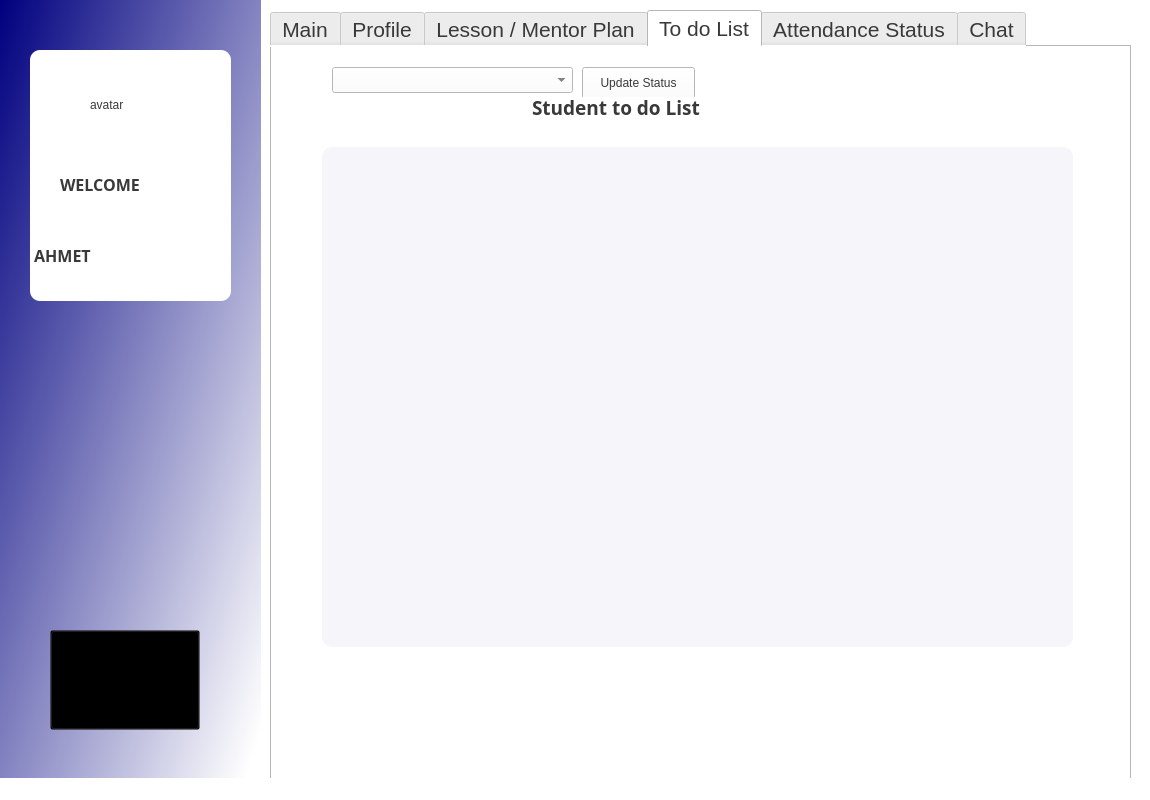
Before: the Qt Designer form Student_UI/Student_Ui.ui in Melike17/school_update, drawn with Qt 5.
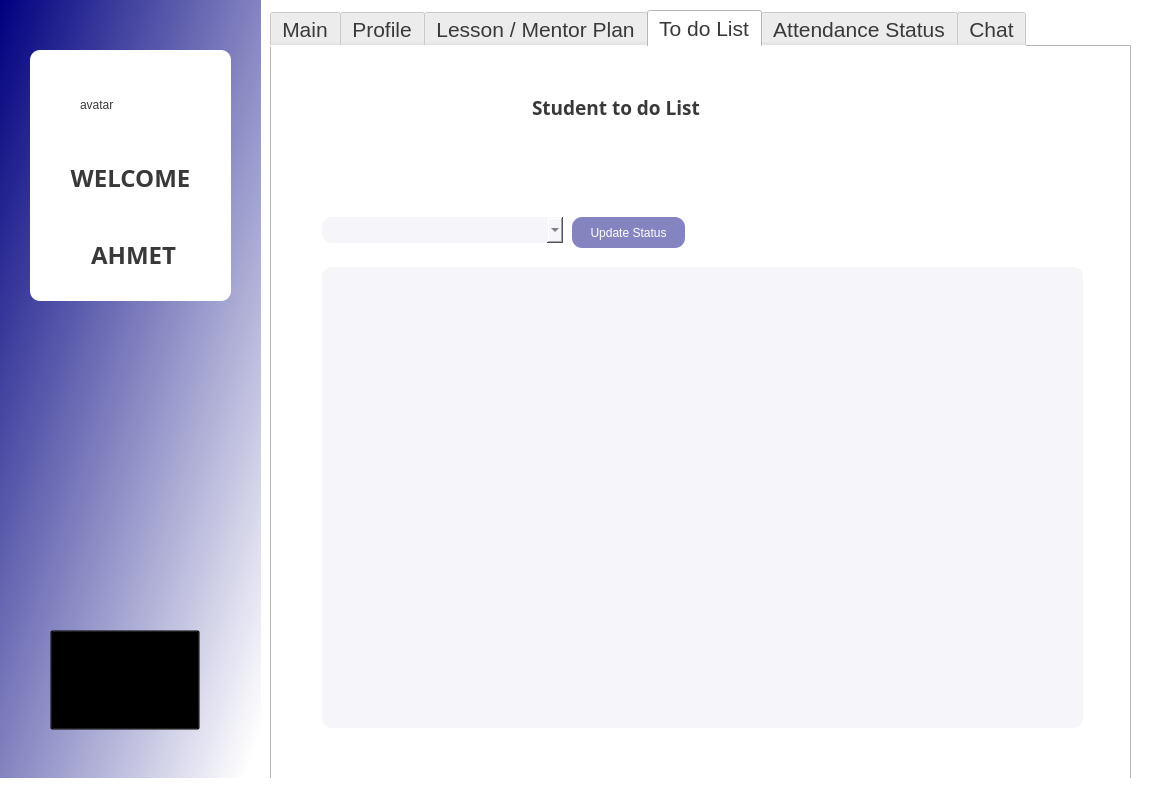
After: the same form once the commit is applied. The open tabs and pages were chosen to show the change. Icons and pictures are not drawn.

What changed in the file:
```diff
--- a/Student_UI/Student_Ui.ui
+++ b/Student_UI/Student_Ui.ui
@@ -899,48 +899,20 @@
      <attribute name="title">
       <string>To do List</string>
      </attribute>
-     <widget class="QTableWidget" name="tasks_tableWidget">
-      <property name="geometry">
-       <rect>
-        <x>50</x>
-        <y>100</y>
-        <width>751</width>
-        <height>500</height>
-       </rect>
-      </property>
-      <property name="minimumSize">
-       <size>
-        <width>0</width>
-        <height>0</height>
-       </size>
-      </property>
-      <property name="maximumSize">
-       <size>
-        <width>1000</width>
-        <height>500</height>
-       </size>
-      </property>
-      <property name="font">
-       <font>
-        <family>Arial</family>
-        <pointsize>12</pointsize>
-       </font>
-      </property>
-      <property name="styleSheet">
-       <string notr="true">border-radius:10px;
-border-color: rgb(197, 197, 226);
-background-color: rgb(245, 245, 250);</string>
-      </property>
-     </widget>
      <widget class="QPushButton" name="update_status_button">
       <property name="geometry">
        <rect>
-        <x>310</x>
-        <y>20</y>
+        <x>300</x>
+        <y>170</y>
         <width>113</width>
-        <height>32</height>
+        <height>31</height>
        </rect>
       </property>
+      <property name="styleSheet">
+       <string notr="true">border-radius:10px;
+background-color: rgb(132, 132, 193);
+color: rgb(255, 255, 255);</string>
+      </property>
       <property name="text">
        <string>Update Status</string>
       </property>
@@ -948,12 +920,17 @@
      <widget class="QComboBox" name="status_options">
       <property name="geometry">
        <rect>
-        <x>60</x>
-        <y>20</y>
+        <x>50</x>
+        <y>170</y>
         <width>241</width>
         <height>26</height>
        </rect>
       </property>
+      <property name="styleSheet">
+       <string notr="true">border-radius:10px;
+border-color: rgb(197, 197, 226);
+background-color: rgb(245, 245, 250);</string>
+      </property>
      </widget>
      <widget class="QLabel" name="label">
       <property name="geometry">
@@ -976,6 +953,21 @@
        <string>Student to do List</string>
       </property>
      </widget>
+     <widget class="QTableWidget" name="tasks_tableWidget">
+      <property name="geometry">
+       <rect>
+        <x>50</x>
+        <y>220</y>
+        <width>761</width>
+        <height>461</height>
+       </rect>
+      </property>
+      <property name="styleSheet">
+       <string notr="true">border-radius:10px;
+border-color: rgb(197, 197, 226);
+background-color: rgb(245, 245, 250);</string>
+      </property>
+     </widget>
     </widget>
     <widget class="QWidget" name="student_attendance">
      <attribute name="title">
@@ -1363,7 +1355,7 @@
     <property name="font">
      <font>
       <family>Arial Black</family>
-      <pointsize>12</pointsize>
+      <pointsize>18</pointsize>
       <weight>75</weight>
       <bold>true</bold>
      </font>
@@ -1375,20 +1367,23 @@
     <property name="text">
      <string> AHMET</string>
     </property>
+    <property name="alignment">
+     <set>Qt::AlignCenter</set>
+    </property>
    </widget>
    <widget class="QLabel" name="label_6">
     <property name="geometry">
      <rect>
-      <x>60</x>
-      <y>170</y>
-      <width>141</width>
-      <height>28</height>
+      <x>30</x>
+      <y>157</y>
+      <width>201</width>
+      <height>41</height>
      </rect>
     </property>
     <property name="font">
      <font>
       <family>Arial Black</family>
-      <pointsize>12</pointsize>
+      <pointsize>18</pointsize>
       <weight>75</weight>
       <bold>true</bold>
      </font>
@@ -1399,11 +1394,14 @@
     <property name="text">
      <string>WELCOME</string>
     </property>
+    <property name="alignment">
+     <set>Qt::AlignCenter</set>
+    </property>
    </widget>
    <widget class="QLabel" name="user_avatar">
     <property name="geometry">
      <rect>
-      <x>90</x>
+      <x>80</x>
       <y>80</y>
       <width>101</width>
       <height>50</height>
```
Left out of the diff: 10 changed lines with no effect on the pictures.
